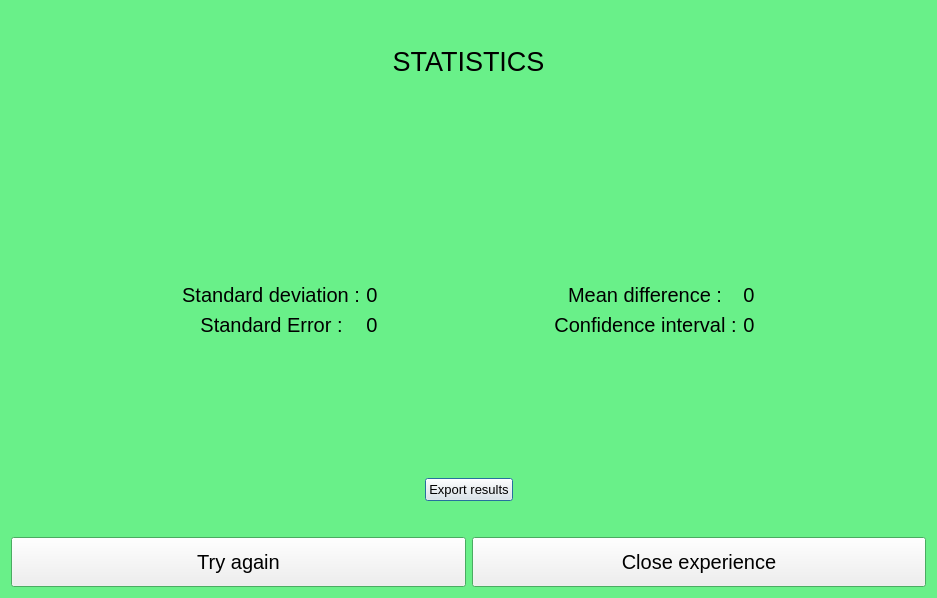
SophieShirine/FittsLaw, file gui/resultsview.ui: the form before one commit.
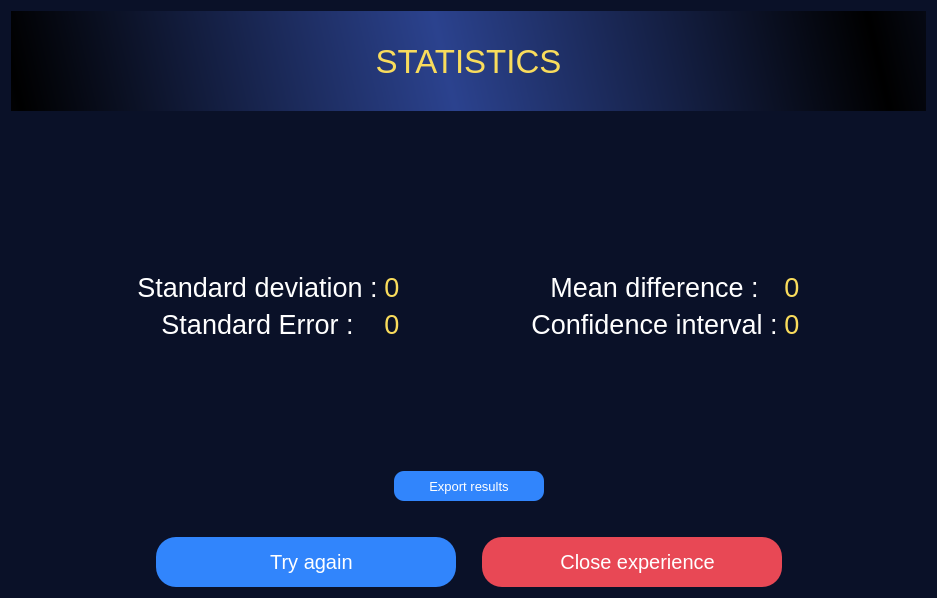
The form after the commit. Icons and pictures are not drawn.

Diff of the .ui file:
```diff
--- a/gui/resultsview.ui
+++ b/gui/resultsview.ui
@@ -13,61 +13,196 @@
   <property name="palette">
    <palette>
     <active>
+     <colorrole role="WindowText">
+      <brush brushstyle="SolidPattern">
+       <color alpha="255">
+        <red>255</red>
+        <green>255</green>
+        <blue>255</blue>
+       </color>
+      </brush>
+     </colorrole>
+     <colorrole role="Button">
+      <brush brushstyle="SolidPattern">
+       <color alpha="255">
+        <red>10</red>
+        <green>17</green>
+        <blue>40</blue>
+       </color>
+      </brush>
+     </colorrole>
+     <colorrole role="Text">
+      <brush brushstyle="SolidPattern">
+       <color alpha="255">
+        <red>255</red>
+        <green>255</green>
+        <blue>255</blue>
+       </color>
+      </brush>
+     </colorrole>
+     <colorrole role="ButtonText">
+      <brush brushstyle="SolidPattern">
+       <color alpha="255">
+        <red>255</red>
+        <green>255</green>
+        <blue>255</blue>
+       </color>
+      </brush>
+     </colorrole>
      <colorrole role="Base">
       <brush brushstyle="SolidPattern">
        <color alpha="255">
-        <red>255</red>
-        <green>255</green>
-        <blue>255</blue>
+        <red>10</red>
+        <green>17</green>
+        <blue>40</blue>
        </color>
       </brush>
      </colorrole>
      <colorrole role="Window">
       <brush brushstyle="SolidPattern">
        <color alpha="255">
-        <red>105</red>
-        <green>240</green>
-        <blue>137</blue>
+        <red>10</red>
+        <green>17</green>
+        <blue>40</blue>
+       </color>
+      </brush>
+     </colorrole>
+     <colorrole role="PlaceholderText">
+      <brush brushstyle="NoBrush">
+       <color alpha="128">
+        <red>255</red>
+        <green>255</green>
+        <blue>255</blue>
        </color>
       </brush>
      </colorrole>
     </active>
     <inactive>
+     <colorrole role="WindowText">
+      <brush brushstyle="SolidPattern">
+       <color alpha="255">
+        <red>255</red>
+        <green>255</green>
+        <blue>255</blue>
+       </color>
+      </brush>
+     </colorrole>
+     <colorrole role="Button">
+      <brush brushstyle="SolidPattern">
+       <color alpha="255">
+        <red>10</red>
+        <green>17</green>
+        <blue>40</blue>
+       </color>
+      </brush>
+     </colorrole>
+     <colorrole role="Text">
+      <brush brushstyle="SolidPattern">
+       <color alpha="255">
+        <red>255</red>
+        <green>255</green>
+        <blue>255</blue>
+       </color>
+      </brush>
+     </colorrole>
+     <colorrole role="ButtonText">
+      <brush brushstyle="SolidPattern">
+       <color alpha="255">
+        <red>255</red>
+        <green>255</green>
+        <blue>255</blue>
+       </color>
+      </brush>
+     </colorrole>
      <colorrole role="Base">
       <brush brushstyle="SolidPattern">
        <color alpha="255">
-        <red>255</red>
-        <green>255</green>
-        <blue>255</blue>
+        <red>10</red>
+        <green>17</green>
+        <blue>40</blue>
        </color>
       </brush>
      </colorrole>
      <colorrole role="Window">
       <brush brushstyle="SolidPattern">
        <color alpha="255">
-        <red>105</red>
-        <green>240</green>
-        <blue>137</blue>
+        <red>10</red>
+        <green>17</green>
+        <blue>40</blue>
+       </color>
+      </brush>
+     </colorrole>
+     <colorrole role="PlaceholderText">
+      <brush brushstyle="NoBrush">
+       <color alpha="128">
+        <red>255</red>
+        <green>255</green>
+        <blue>255</blue>
        </color>
       </brush>
      </colorrole>
     </inactive>
     <disabled>
+     <colorrole role="WindowText">
+      <brush brushstyle="SolidPattern">
+       <color alpha="255">
+        <red>255</red>
+        <green>255</green>
+        <blue>255</blue>
+       </color>
+      </brush>
+     </colorrole>
+     <colorrole role="Button">
+      <brush brushstyle="SolidPattern">
+       <color alpha="255">
+        <red>10</red>
+        <green>17</green>
+        <blue>40</blue>
+       </color>
+      </brush>
+     </colorrole>
+     <colorrole role="Text">
+      <brush brushstyle="SolidPattern">
+       <color alpha="255">
+        <red>255</red>
+        <green>255</green>
+        <blue>255</blue>
+       </color>
+      </brush>
+     </colorrole>
+     <colorrole role="ButtonText">
+      <brush brushstyle="SolidPattern">
+       <color alpha="255">
+        <red>255</red>
+        <green>255</green>
+        <blue>255</blue>
+       </color>
+      </brush>
+     </colorrole>
      <colorrole role="Base">
       <brush brushstyle="SolidPattern">
        <color alpha="255">
-        <red>105</red>
-        <green>240</green>
-        <blue>137</blue>
+        <red>10</red>
+        <green>17</green>
+        <blue>40</blue>
        </color>
       </brush>
      </colorrole>
      <colorrole role="Window">
       <brush brushstyle="SolidPattern">
        <color alpha="255">
-        <red>105</red>
-        <green>240</green>
-        <blue>137</blue>
+        <red>10</red>
+        <green>17</green>
+        <blue>40</blue>
+       </color>
+      </brush>
+     </colorrole>
+     <colorrole role="PlaceholderText">
+      <brush brushstyle="NoBrush">
+       <color alpha="128">
+        <red>255</red>
+        <green>255</green>
+        <blue>255</blue>
        </color>
       </brush>
      </colorrole>
@@ -80,6 +215,11 @@
   <property name="layoutDirection">
    <enum>Qt::LeftToRight</enum>
   </property>
+  <property name="styleSheet">
+   <string notr="true">background-color: rgb(10, 17, 40);
+color: rgb(255, 255, 255);
+</string>
+  </property>
   <layout class="QVBoxLayout" name="verticalLayout">
    <item>
     <layout class="QVBoxLayout" name="statsLayout">
@@ -96,9 +236,13 @@
        </property>
        <property name="font">
         <font>
-         <pointsize>20</pointsize>
+         <pointsize>25</pointsize>
         </font>
        </property>
+       <property name="styleSheet">
+        <string notr="true">color: rgb(249, 220, 92);
+background-color:qlineargradient(spread:reflect, x1:0, y1:0.523, x2:0.473, y2:0.511, stop:0 rgba(0, 0, 0, 255), stop:1 rgba(43, 66, 142, 255));</string>
+       </property>
        <property name="text">
         <string>STATISTICS</string>
        </property>
@@ -150,7 +294,7 @@
           <widget class="QLabel" name="sDevLabel">
            <property name="font">
             <font>
-             <pointsize>15</pointsize>
+             <pointsize>20</pointsize>
             </font>
            </property>
            <property name="text">
@@ -165,9 +309,12 @@
           <widget class="QLabel" name="sDev">
            <property name="font">
             <font>
-             <pointsize>15</pointsize>
+             <pointsize>20</pointsize>
             </font>
            </property>
+           <property name="styleSheet">
+            <string notr="true">color: rgb(249, 220, 92);</string>
+           </property>
            <property name="text">
             <string>0</string>
            </property>
@@ -180,7 +327,7 @@
           <widget class="QLabel" name="sErrLabel">
            <property name="font">
             <font>
-             <pointsize>15</pointsize>
+             <pointsize>20</pointsize>
             </font>
            </property>
            <property name="text">
@@ -195,9 +342,12 @@
           <widget class="QLabel" name="sErr">
            <property name="font">
             <font>
-             <pointsize>15</pointsize>
+             <pointsize>20</pointsize>
             </font>
            </property>
+           <property name="styleSheet">
+            <string notr="true">color: rgb(249, 220, 92);</string>
+           </property>
            <property name="text">
             <string>0</string>
            </property>
@@ -233,7 +383,7 @@
           <widget class="QLabel" name="mDiffLabel">
            <property name="font">
             <font>
-             <pointsize>15</pointsize>
+             <pointsize>20</pointsize>
             </font>
            </property>
            <property name="text">
@@ -248,9 +398,12 @@
           <widget class="QLabel" name="mDiff">
            <property name="font">
             <font>
-             <pointsize>15</pointsize>
+             <pointsize>20</pointsize>
             </font>
            </property>
+           <property name="styleSheet">
+            <string notr="true">color : rgb(249, 220, 92);</string>
+           </property>
            <property name="text">
             <string>0</string>
            </property>
@@ -263,7 +416,7 @@
           <widget class="QLabel" name="cIntLabel">
            <property name="font">
             <font>
-             <pointsize>15</pointsize>
+             <pointsize>20</pointsize>
             </font>
            </property>
            <property name="text">
@@ -278,9 +431,12 @@
           <widget class="QLabel" name="cInt">
            <property name="font">
             <font>
-             <pointsize>15</pointsize>
+             <pointsize>20</pointsize>
             </font>
            </property>
+           <property name="styleSheet">
+            <string notr="true">color: rgb(249, 220, 92);</string>
+           </property>
            <property name="text">
             <string>0</string>
            </property>
@@ -331,6 +487,12 @@
        <property name="enabled">
         <bool>true</bool>
        </property>
+       <property name="minimumSize">
+        <size>
+         <width>150</width>
+         <height>30</height>
+        </size>
+       </property>
        <property name="maximumSize">
         <size>
          <width>120</width>
@@ -342,6 +504,17 @@
          <pointsize>10</pointsize>
         </font>
        </property>
+       <property name="styleSheet">
+        <string notr="true">QPushButton {
+	background-color: rgb(49, 133, 252);
+	border-radius: 10px;
+ }
+
+QPushButton:hover{
+	background-color: rgb(97, 156, 252);
+ }
+</string>
+       </property>
        <property name="text">
         <string>Export results</string>
        </property>
@@ -380,11 +553,24 @@
    </item>
    <item>
     <layout class="QHBoxLayout" name="btnLayout">
+     <item>
+      <spacer name="horizontalSpacer_7">
+       <property name="orientation">
+        <enum>Qt::Horizontal</enum>
+       </property>
+       <property name="sizeHint" stdset="0">
+        <size>
+         <width>40</width>
+         <height>20</height>
+        </size>
+       </property>
+      </spacer>
+     </item>
      <item>
       <widget class="QPushButton" name="restartBtn">
        <property name="minimumSize">
         <size>
-         <width>130</width>
+         <width>300</width>
          <height>50</height>
         </size>
        </property>
@@ -393,16 +579,52 @@
          <pointsize>15</pointsize>
         </font>
        </property>
+       <property name="styleSheet">
+        <string notr="true">QPushButton {
+	background-color: rgb(49, 133, 252);
+	border-radius: 20px;
+ }
+
+QPushButton:hover{
+	background-color: rgb(97, 156, 252);
+ }</string>
+       </property>
        <property name="text">
-        <string>Try again</string>
+        <string>		Try again</string>
+       </property>
+       <property name="icon">
+        <iconset resource="../resourceFile.qrc">
+         <normaloff>:/images/ResourceFile/restart.png</normaloff>:/images/ResourceFile/restart.png</iconset>
+       </property>
+       <property name="iconSize">
+        <size>
+         <width>30</width>
+         <height>30</height>
+        </size>
        </property>
       </widget>
      </item>
+     <item>
+      <spacer name="horizontalSpacer_6">
+       <property name="orientation">
+        <enum>Qt::Horizontal</enum>
+       </property>
+       <property name="sizeType">
+        <enum>QSizePolicy::Preferred</enum>
+       </property>
+       <property name="sizeHint" stdset="0">
+        <size>
+         <width>20</width>
+         <height>20</height>
+        </size>
+       </property>
+      </spacer>
+     </item>
      <item>
       <widget class="QPushButton" name="resultLeaveBtn">
        <property name="minimumSize">
         <size>
-         <width>130</width>
+         <width>300</width>
          <height>50</height>
         </size>
        </property>
@@ -411,11 +633,46 @@
          <pointsize>15</pointsize>
         </font>
        </property>
+       <property name="styleSheet">
+        <string notr="true">QPushButton {
+	background-color: rgb(232, 72, 85);
+border-radius: 20px;
+ }
+
+QPushButton:hover{
+	
+	background-color: rgb(232, 93, 107);
+ }
+</string>
+       </property>
        <property name="text">
-        <string>Close experience</string>
+        <string>		Close experience</string>
+       </property>
+       <property name="icon">
+        <iconset resource="../resourceFile.qrc">
+         <normaloff>:/images/ResourceFile/close.png</normaloff>:/images/ResourceFile/close.png</iconset>
+       </property>
+       <property name="iconSize">
+        <size>
+         <width>30</width>
+         <height>30</height>
+        </size>
        </property>
       </widget>
      </item>
+     <item>
+      <spacer name="horizontalSpacer_8">
+       <property name="orientation">
+        <enum>Qt::Horizontal</enum>
+       </property>
+       <property name="sizeHint" stdset="0">
+        <size>
+         <width>40</width>
+         <height>20</height>
+        </size>
+       </property>
+      </spacer>
+     </item>
     </layout>
    </item>
   </layout>
```
Left out of the diff: 8 changed lines with no effect on the pictures.
